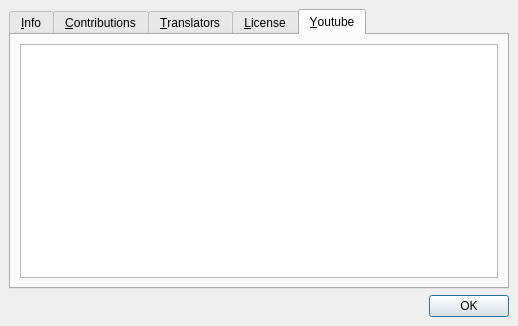
First picture: the form in src/about.ui, repository wilbert2000/wzplayer, before the edit.
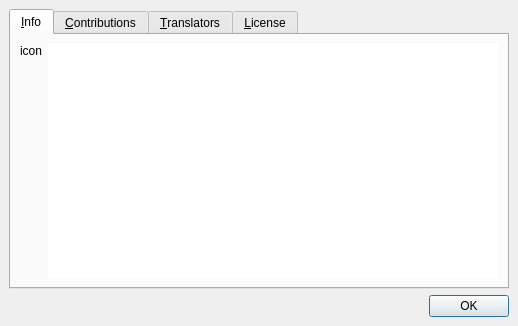
Second picture: the form after the edit. The open tabs and pages were chosen to show the change.

Commit message: Delete some texts about youtube

Patch:
```diff
--- a/src/about.ui
+++ b/src/about.ui
@@ -252,16 +252,6 @@
        </item>
       </layout>
      </widget>
-     <widget class="QWidget" name="youtube_tab">
-      <attribute name="title">
-       <string>&amp;Youtube</string>
-      </attribute>
-      <layout class="QVBoxLayout" name="verticalLayout">
-       <item>
-        <widget class="QTextBrowser" name="youtube"/>
-       </item>
-      </layout>
-     </widget>
     </widget>
    </item>
    <item>
```
The commit also changes 2 other files.
